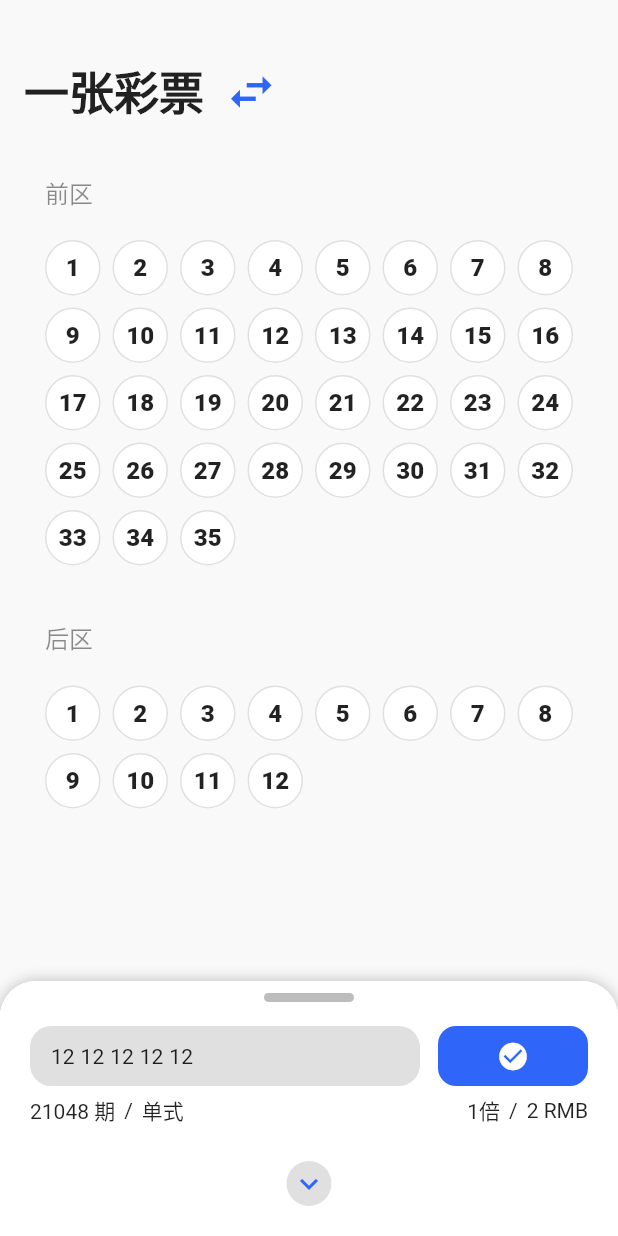
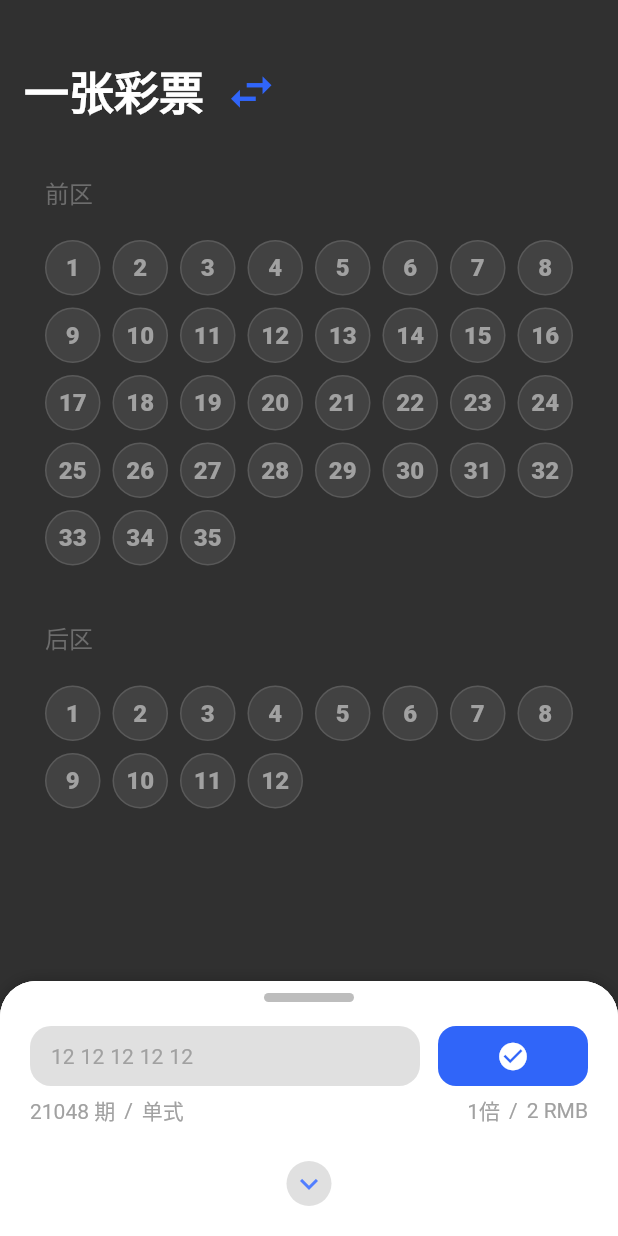
Before and after one commit to ShookLyngs/lyngs-donator, a Flutter app: the screen it shows after launch, scrolled down 120 dp, after a tap on the "check circle" icon, on a phone screen of 412 x 824 dp. Run offline on Flutter 3.47's test engine with Material 2 defaults, Android fonts, the light colour scheme and no system bars; drawn by our look-alikes of sliding_up_panel; our stand-ins replace get.

Commit message:
update(theme): update body part of colors to adapt dark mode.

```diff
--- a/lib/app.dart
+++ b/lib/app.dart
@@ -15,6 +15,7 @@ class App extends StatelessWidget {
     return GetMaterialApp(
       theme: lightTheme,
       darkTheme: darkTheme,
+      // themeMode: ThemeMode.dark,
       home: MainLayout(),
     );
   }
--- a/lib/main.dart
+++ b/lib/main.dart
@@ -9,6 +9,7 @@ export 'package:get/get.dart' hide Response, HeaderValue, MultipartFile, FormDat
 export 'package:intl/intl.dart' hide TextDirection;
 
 // project export
+export 'theme.dart';
 export 'util/util.dart';
 export 'widgets/widgets.dart';
 
--- a/lib/pages/generate/ball/balls_area.dart
+++ b/lib/pages/generate/ball/balls_area.dart
@@ -18,6 +18,7 @@ class BallsArea extends StatelessWidget {
     this.tag = tag ?? '${(DateTime.now().millisecondsSinceEpoch)}';
 
     // Create state for current widget only
+    // * BUG: tag will change during widget rebuild
     Get.put(
       BallsAreaState(
         initialValue: initialValue,
@@ -61,6 +62,8 @@ class Ball extends StatelessWidget {
 
   @override
   Widget build(BuildContext context) {
+    var borderRadius = BorderRadius.circular(30);
+
     return FractionallySizedBox(
       widthFactor: width,
       child: AspectRatio(
@@ -68,26 +71,33 @@ class Ball extends StatelessWidget {
         child: Padding(
           padding: const EdgeInsets.all(4),
           child: Obx(() {
+            var backgroundColor = state.isActive(content)
+              ? Theme.of(context).primaryColor
+              : Theme.of(context).cardColor;
+            var textColor = state.isActive(content)
+              ? Theme.of(context).primaryTextTheme.button!.color
+              : Theme.of(context).textTheme.bodyText2!.color;
+            var borderColor = state.isActive(content)
+              ? Theme.of(context).primaryColor
+              : Theme.of(context).dividerColor;
+
             return InkWell(
-              onTap: state.isActive(content)
-                  ? () => state.toggle(content) : null,
-              borderRadius: BorderRadius.circular(30),
+              onTap: () => state.toggle(content),
+              borderRadius: borderRadius,
               child: Ink(
                 child: Center(
                   child: Text('$content',
                     style: TextStyle(
                       fontSize: 16,
                       fontWeight: FontWeight.w800,
-                      color: state.isActive(content)
-                          ? Colors.white : Colors.black87,
+                      color: textColor,
                     ),
                   ),
                 ),
                 decoration: BoxDecoration(
-                  color: state.isActive(content)
-                      ? Get.theme.primaryColor : Colors.white,
-                  border: Border.all(color: Colors.black12),
-                  borderRadius: BorderRadius.circular(30),
+                  color: backgroundColor,
+                  border: Border.all(color: borderColor),
+                  borderRadius: borderRadius,
                 ),
               ),
             );
--- a/lib/pages/generate/ball/balls_area_state.dart
+++ b/lib/pages/generate/ball/balls_area_state.dart
@@ -27,6 +27,7 @@ class BallsAreaState extends GetxController {
     actives.remove(value);
   }
   void toggle(int value) {
+    print('toggle value, $value');
     if (isActive(value)) {
       remove(value);
     } else {
--- a/lib/pages/generate/body/balls_list.dart
+++ b/lib/pages/generate/body/balls_list.dart
@@ -7,12 +7,11 @@ class GenerateFullBallsList extends GetxWidget<GeneratePageState> {
   Widget build(BuildContext context) {
     return SliverList(delegate: SliverChildListDelegate([
       const SizedBox(height: 16),
-      const Padding(
-        padding: EdgeInsets.symmetric(horizontal: 30),
+      Padding(
+        padding: const EdgeInsets.symmetric(horizontal: 30),
         child: Text(
           '前区',
-          style: TextStyle(
-            color: Colors.black45,
+          style: Theme.of(context).textTheme.caption!.copyWith(
             fontSize: 16,
             fontWeight: FontWeight.w500,
           ),
@@ -28,12 +27,11 @@ class GenerateFullBallsList extends GetxWidget<GeneratePageState> {
         ),
       ),
       const SizedBox(height: 32),
-      const Padding(
-        padding: EdgeInsets.symmetric(horizontal: 30),
+      Padding(
+        padding: const EdgeInsets.symmetric(horizontal: 30),
         child: Text(
           '后区',
-          style: TextStyle(
-            color: Colors.black45,
+          style: Theme.of(context).textTheme.caption!.copyWith(
             fontSize: 16,
             fontWeight: FontWeight.w500,
           ),
--- a/lib/pages/generate/body/header.dart
+++ b/lib/pages/generate/body/header.dart
@@ -11,10 +11,10 @@ class GenerateAppBar extends StatelessWidget {
           child: FlexibleSpaceBar(
             titlePadding: const EdgeInsets.all(16),
             title: Row(children: [
-              const Text(
+              Text(
                 '一张彩票',
                 style: TextStyle(
-                  color: Colors.black87,
+                  color: Theme.of(context).textTheme.bodyText1!.color,
                   fontWeight: FontWeight.w800,
                 ),
               ),
@@ -39,7 +39,7 @@ class GenerateAppBar extends StatelessWidget {
       pinned: true,
       expandedHeight: 100,
       shadowColor: Colors.transparent,
-      backgroundColor: Get.theme.backgroundColor.withAlpha(20),
+      backgroundColor: Theme.of(context).scaffoldBackgroundColor.withAlpha(20),
     );
   }
 }
--- a/lib/pages/generate/generate_panel_collapsed.dart
+++ b/lib/pages/generate/generate_panel_collapsed.dart
@@ -1,4 +1,5 @@
 import '../../main.dart';
+import '../../theme.dart';
 import 'generate_state.dart';
 
 class GeneratePanelCollapsed extends GetxWidget<GeneratePageState> {
@@ -75,7 +76,10 @@ class GeneratePanelCollapsed extends GetxWidget<GeneratePageState> {
               SizedBox(
                 height: 40,
                 child: ElevatedButton(
-                  onPressed: () {},
+                  onPressed: () {
+                    Get.changeTheme(Get.isDarkMode ? lightTheme : darkTheme);
+                    print('change theme type, ${Get.isDarkMode}');
+                  },
                   style: ElevatedButton.styleFrom(
                     shadowColor: Colors.transparent,
                     minimumSize: const Size.fromWidth(100),
--- a/lib/theme.dart
+++ b/lib/theme.dart
@@ -8,8 +8,8 @@ const primary = MaterialColor(0xff3065f9, {
   700: Color(0xff0031b9),
   600: Color(0xff003de6),
   500: Color(0xff3065f9),
+  400: Color(0xff517eff),
 
-  400: Color(0xff3065f9),
   300: Color(0xff3065f9),
   200: Color(0xff3065f9),
   100: Color(0xff3065f9),
@@ -20,11 +20,28 @@ const primary = MaterialColor(0xff3065f9, {
 ThemeData get lightTheme {
   final theme = ThemeData(
     primarySwatch: primary,
-    scaffoldBackgroundColor: const Color(0xfff9f9f9),
   );
 
   return theme.copyWith(
-    backgroundColor: const Color(0xfff9f9f9),
+    primaryColor: primary[500],
+    primaryColorDark: primary[600],
+    primaryColorLight: primary[400],
+
+    scaffoldBackgroundColor: const Color(0xfff9f9f9),
+    backgroundColor: const Color(0xffffffff),
+    bottomAppBarColor: const Color(0xffffffff),
+    cardColor: const Color(0xffffffff),
+
+    dividerColor: Colors.grey[300],
+
+    textTheme: theme.textTheme.copyWith(
+      caption: theme.textTheme.caption!.copyWith(
+        color: const Color(0xff979797),
+      ),
+      bodyText2: theme.textTheme.bodyText2!.copyWith(
+        color: const Color(0xff505050),
+      ),
+    ),
   );
 }
 
@@ -32,7 +49,25 @@ ThemeData get lightTheme {
 ThemeData get darkTheme {
   final theme = ThemeData(
     brightness: Brightness.dark,
+    primarySwatch: primary,
   );
 
-  return theme.copyWith();
+  return theme.copyWith(
+    primaryColor: primary[500],
+    primaryColorDark: primary[600],
+    primaryColorLight: primary[400],
+
+    textTheme: theme.textTheme.copyWith(
+      caption: theme.textTheme.caption!.copyWith(
+        color: const Color(0xff6d6d6d),
+      ),
+      bodyText2: theme.textTheme.bodyText2!.copyWith(
+        color: const Color(0xffa1a1a1),
+      ),
+    ),
+  );
 }
+
+ThemeData get currentTheme {
+  return Theme.of(Get.context!);
+}
```
Also changed, not shown: 1 other file.
